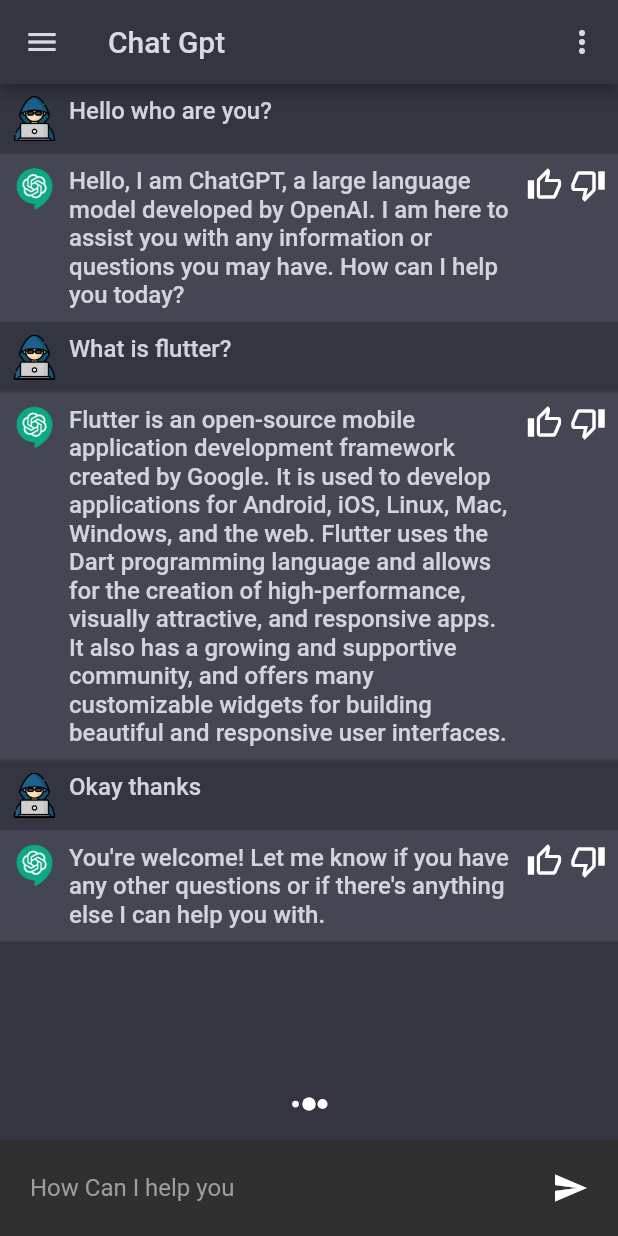
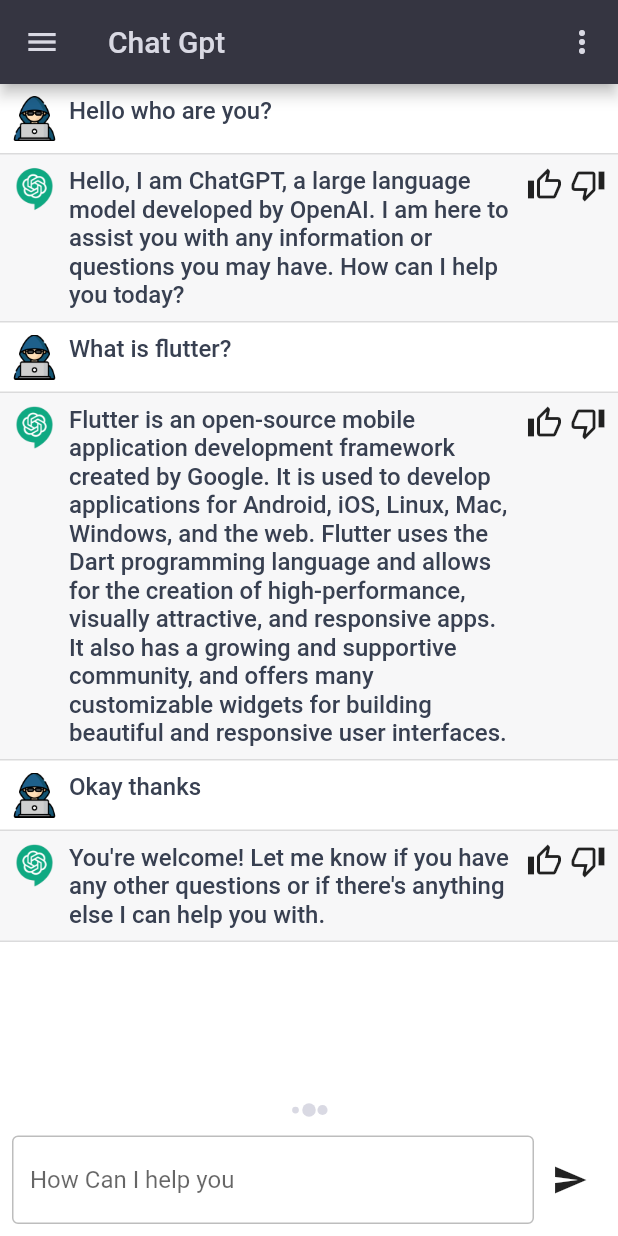
Before and after one commit to salmannaeem112215/chatgpt, a Flutter app: the screen it shows after launch, on a phone screen of 412 x 824 dp. Run offline on Flutter 3.47's test engine with Material 2 defaults, Android fonts, the phone set to English and light mode, and no system bars; our stand-ins replace flutter_spinkit, get.

Commit message:
Color AddedSuccesfully

```diff
--- a/lib/configs/themes/app_color.dart
+++ b/lib/configs/themes/app_color.dart
@@ -40,3 +40,6 @@ Color customUserChatColor(BuildContext context) =>
 
 Color customBotChatColor(BuildContext context) =>
     UIParameters.isDarkMode() ? botChatColorDark : botChatColorLight;
+
+Color customCursorColor(BuildContext context) =>
+    UIParameters.isDarkMode() ? textColorDark : textColorLight;
--- a/lib/configs/themes/app_dark_theme.dart
+++ b/lib/configs/themes/app_dark_theme.dart
@@ -1,4 +1,3 @@
-import 'package:chatgpt/configs/themes/custom_text_styles.dart';
 import 'package:flutter/material.dart';
 
 import './sub_theme_data_mixin.dart';
@@ -9,14 +8,16 @@ class DarkTheme with SubThemeData {
   ThemeData buildDarkTheme() {
     final ThemeData systemDarkTheme = ThemeData.dark();
     return systemDarkTheme.copyWith(
-        primaryColor: Colors.amber,
         appBarTheme: const AppBarTheme(
           backgroundColor: primaryColorDark,
           foregroundColor: iconColor,
         ),
-        scaffoldBackgroundColor: Color(0xff353541),
+        scaffoldBackgroundColor: primaryColorDark,
+        primaryColor: primaryColorDark,
         cardColor: cardColorDark,
+        drawerTheme: const DrawerThemeData(backgroundColor: drawerColor),
         // iconTheme: getIconTheme(),
+        inputDecorationTheme: getInputDecorationTheme(),
         iconButtonTheme: getIconButtonTheme(),
         textTheme: getTextThemes()
             .apply(bodyColor: textColorDark, displayColor: textColorDark));
--- a/lib/configs/themes/app_light_theme.dart
+++ b/lib/configs/themes/app_light_theme.dart
@@ -12,11 +12,12 @@ class LightTheme with SubThemeData {
         backgroundColor: primaryColorDark,
         foregroundColor: iconColor,
       ),
-      primaryColor: primaryColorLight,
+      primaryColor: primaryColorDark,
+      scaffoldBackgroundColor: primaryColorLight,
       cardColor: cardColorLight,
       drawerTheme: const DrawerThemeData(backgroundColor: drawerColor),
-      //copy with is used to use default settings
       // iconTheme: getIconTheme(),
+      inputDecorationTheme: getInputDecorationTheme(),
       iconButtonTheme: getIconButtonTheme(),
       textTheme: getTextThemes()
           .apply(bodyColor: textColorLight, displayColor: textColorLight),
--- a/lib/configs/themes/custom_text_styles.dart
+++ b/lib/configs/themes/custom_text_styles.dart
@@ -9,8 +9,14 @@ TextStyle chatText(context) => TextStyle(
       fontWeight: FontWeight.w500,
     );
 
+TextStyle textFieldStyle(context) => TextStyle(
+      color: UIParameters.isDarkMode() ? textColorDark : textColorLight,
+    );
+
 const appBarTitleText =
     TextStyle(fontSize: 18, fontWeight: FontWeight.w700, color: iconColor);
 const questionText = TextStyle(fontSize: 16, fontWeight: FontWeight.w800);
 const headerText = TextStyle(fontSize: 22, fontWeight: FontWeight.w700);
 const appBarTS = TextStyle(fontWeight: FontWeight.bold, fontSize: 16);
+const msTitleText =
+    TextStyle(color: textColorDark, fontWeight: FontWeight.w400, fontSize: 15);
--- a/lib/configs/themes/sub_theme_data_mixin.dart
+++ b/lib/configs/themes/sub_theme_data_mixin.dart
@@ -14,10 +14,6 @@ mixin SubThemeData {
     );
   }
 
-  // IconThemeData getIconTheme() {
-  //   return const IconThemeData(color: iconColor, size: 16);
-  // }
-
   IconButtonThemeData getIconButtonTheme() {
     return IconButtonThemeData(
         style: IconButton.styleFrom(
@@ -25,4 +21,15 @@ mixin SubThemeData {
       hoverColor: iconHoverColor,
     ));
   }
+
+  InputDecorationTheme getInputDecorationTheme() {
+    return const InputDecorationTheme(
+      enabledBorder: OutlineInputBorder(
+        borderSide: BorderSide(color: Colors.black26),
+      ),
+      focusedBorder: OutlineInputBorder(
+        borderSide: BorderSide(color: Colors.black38),
+      ),
+    );
+  }
 }
--- a/lib/main.dart
+++ b/lib/main.dart
@@ -29,8 +29,8 @@ class _MyAppState extends State<MyApp> {
   Widget build(BuildContext context) {
     return GetMaterialApp(
         debugShowCheckedModeBanner: false,
-        // theme: LightTheme().buildLigtTheme(),
-        theme: DarkTheme().buildDarkTheme(),
+        theme: LightTheme().buildLigtTheme(),
+        // theme: DarkTheme().buildDarkTheme(),
         getPages: AppRoutes.routes());
   }
 }
--- a/lib/screens/chat/chat_screen.dart
+++ b/lib/screens/chat/chat_screen.dart
@@ -16,6 +16,7 @@ class _ChatScreenState extends State<ChatScreen> {
   @override
   Widget build(BuildContext context) {
     return Scaffold(
+      // backgroundColor: Colors.pink,
       appBar: AppBar(
         leading: IconButton(
           onPressed: () {},
--- a/lib/screens/chat/components/body.dart
+++ b/lib/screens/chat/components/body.dart
@@ -1,3 +1,7 @@
+import 'dart:math';
+
+import 'package:chatgpt/configs/themes/app_color.dart';
+import 'package:chatgpt/configs/themes/custom_text_styles.dart';
 import 'package:chatgpt/constants/constants.dart';
 import 'package:chatgpt/services/api_services.dart';
 import 'package:chatgpt/widgets/chat_widget.dart';
@@ -45,37 +49,34 @@ class _BodyState extends State<Body> {
       ),
       if (_isTyping) ...[
         const SpinKitThreeBounce(
-          color: Colors.white,
+          color: iconColor,
           size: 18,
         ),
-        const SizedBox(height: 15),
-        Material(
-          // color: cardColor,
-          child: Padding(
-            padding: textFieldPadding,
+        // TextField
+        Padding(
+          padding: const EdgeInsets.all(8),
           child: Row(
             children: [
               Expanded(
                 child: TextField(
-                    style: const TextStyle(color: Colors.white),
                   controller: textEditingController,
+                  cursorColor: customCursorColor(context),
+                  style: textFieldStyle(context),
+                  decoration: const InputDecoration(
+                    hintText: "How Can I help you",
+                  ),
                   onSubmitted: (value) {
-                      print('hi');
                     // TODO send message
                   },
-                    decoration: const InputDecoration.collapsed(
-                        hintText: "How Can I help you",
-                        hintStyle: TextStyle(color: Colors.grey)),
                 ),
               ),
               IconButton(
                 onPressed: () => updateModels(),
                 icon: const Icon(
                   Icons.send,
-                      color: Colors.white,
-                    ))
+                ),
+              ),
             ],
-            ),
           ),
         ),
       ],
--- a/lib/services/services.dart
+++ b/lib/services/services.dart
@@ -1,4 +1,5 @@
 import 'package:chatgpt/configs/themes/app_color.dart';
+import 'package:chatgpt/configs/themes/custom_text_styles.dart';
 import 'package:chatgpt/widgets/models_drop_down_widget.dart';
 import 'package:flutter/material.dart';
 
@@ -20,10 +21,13 @@ class Services {
               mainAxisAlignment: MainAxisAlignment.spaceBetween,
               children: const [
                 Flexible(
-                  child: TextWidget(
-                    label: "Chosen Model: ",
-                    fontSize: 16,
+                  child: Text(
+                    "Chosen Model: ",
+                    style: msTitleText,
                   ),
+                ),
+                SizedBox(
+                  width: 2,
                 ),
                 Flexible(
                   flex: 2,
--- a/lib/widgets/models_drop_down_widget.dart
+++ b/lib/widgets/models_drop_down_widget.dart
@@ -1,7 +1,6 @@
 import 'package:chatgpt/configs/themes/app_color.dart';
 import 'package:flutter/material.dart';
 
-import '../constants/constants.dart';
 import '../models/models_model.dart';
 import '../services/api_services.dart';
 import './text_widget.dart';
```
Lines whose indentation alone changed are shown as unchanged.
